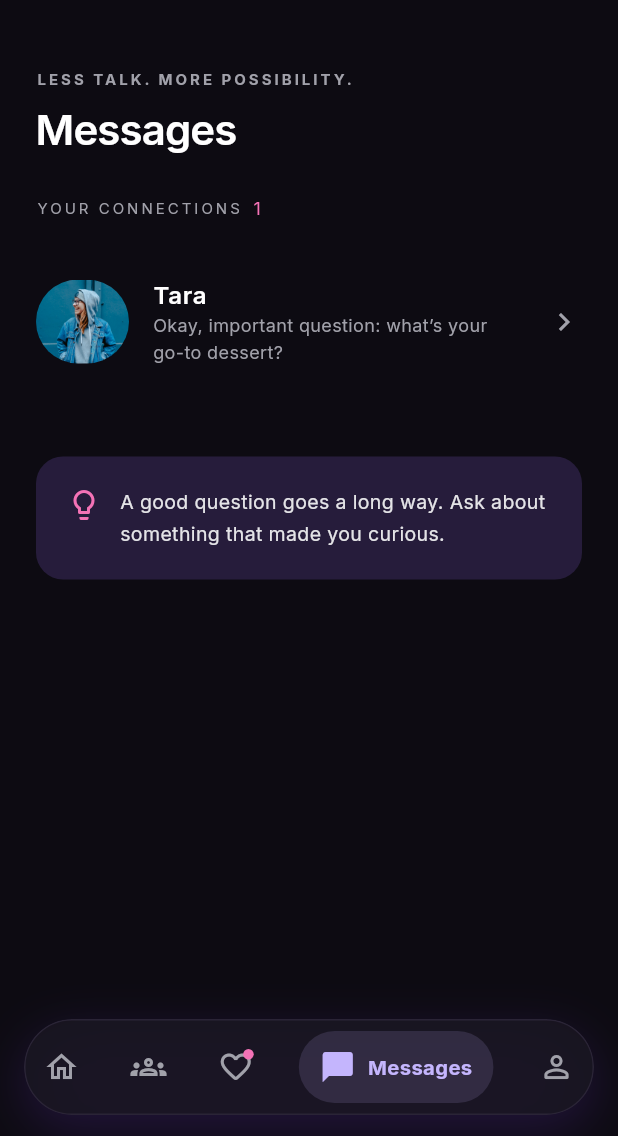
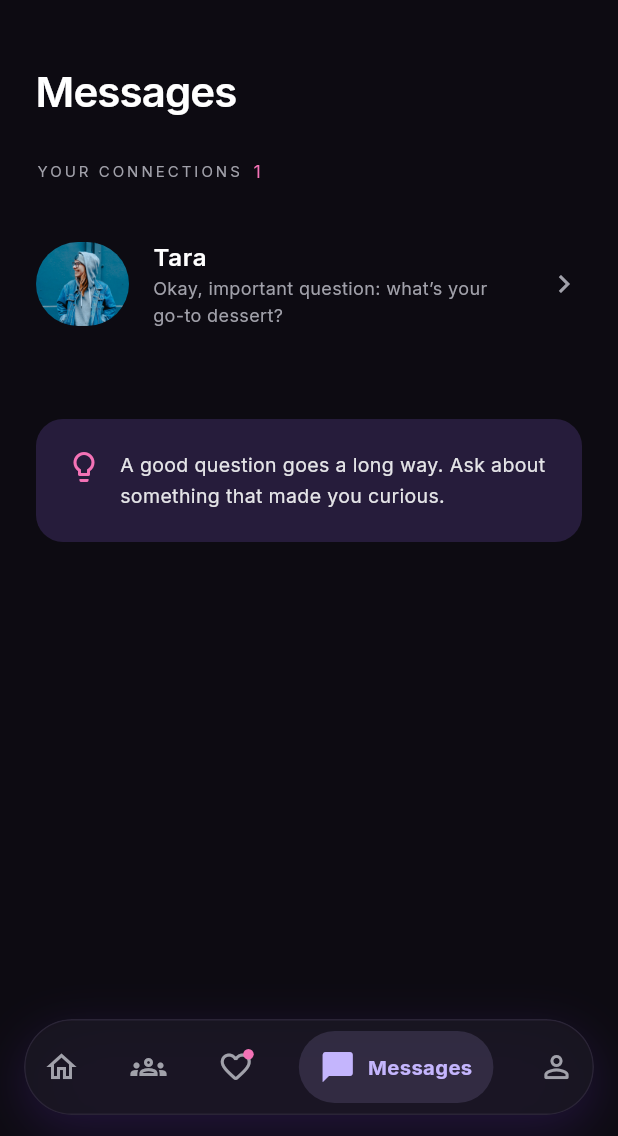
Before and after one commit to Bushra3010/DatingApp, a Flutter app: the EverlaneShell screen opened directly with empty values, item 4 of the bottom bar chosen, on a phone screen of 412 x 824 dp, the part 100-1236 px from its top. Run offline on Flutter 3.47's test engine with Material 3 defaults, Android fonts, the phone set to English and light mode, and no system bars; our stand-ins replace audioplayers, camera, flutter_map, geolocator, google_fonts, image_picker and 2 more; missing offline and left inert: record; accounts and stored records are empty; network calls fail.

Commit message:
Remove the tagline above Messages
Co-Authored-By: Claude Opus 5.5 <noreply@anthropic.com>

```diff
--- a/mobile/lib/screens.dart
+++ b/mobile/lib/screens.dart
@@ -1362,8 +1362,6 @@ class MessagesScreen extends StatelessWidget {
   @override
   Widget build(BuildContext context) =>
       ListView(padding: const EdgeInsets.all(24), children: [
-        const Eyebrow('Less talk. More possibility.'),
-        const SizedBox(height: 10),
         Text('Messages', style: Theme.of(context).textTheme.headlineLarge),
         const SizedBox(height: 28),
         Row(children: [
```
